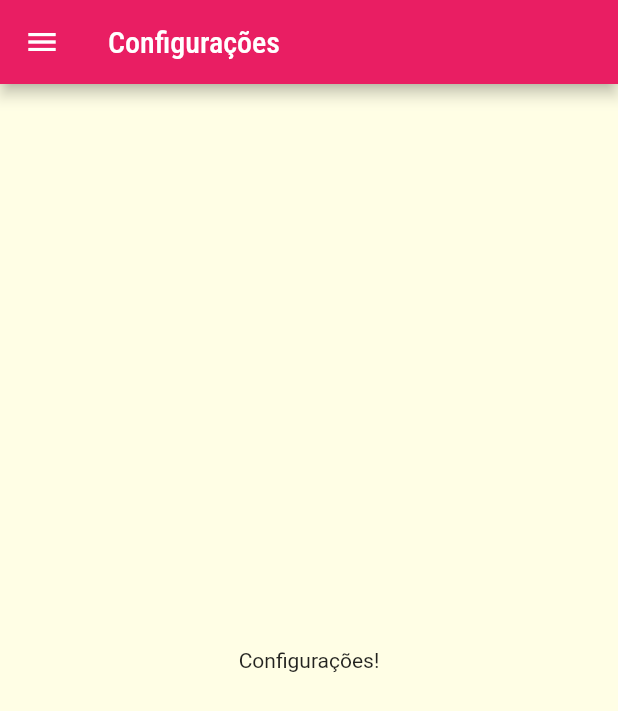
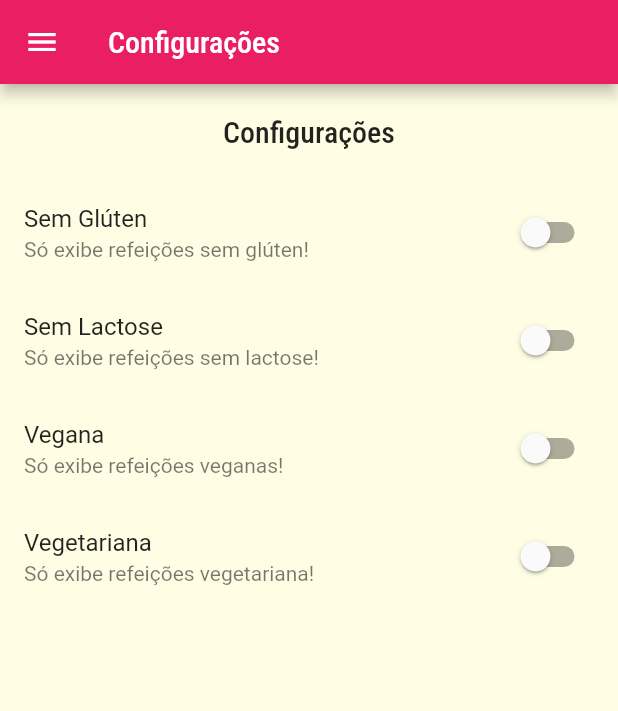
Before and after one commit to Souza83/meals, a Flutter app: the SettingsScreen screen opened by its route, on a phone screen of 412 x 824 dp. Shown: the top 711 px of the screen. Run offline on Flutter 3.47's test engine with Material 2 defaults, Android fonts, the phone set to English and light mode, and no system bars.

Commit message:
Tela de Configurações.

```diff
--- a/lib/components/main_drawer.dart
+++ b/lib/components/main_drawer.dart
@@ -33,7 +33,7 @@ class MainDrawer extends StatelessWidget {
             color: Theme.of(context).accentColor,
             alignment: Alignment.bottomRight,
             child: Text(
-              '* Vamos Cozinhar? *',
+              'Vamos Cozinhar?',
               style: TextStyle(
                 fontWeight: FontWeight.w900,
                 fontSize: 30,
--- /dev/null
+++ b/lib/models/settings.dart
@@ -0,0 +1,14 @@
+class Settings {
+  bool isGlutenFree;
+  bool isLactoseFree;
+  bool isVegan;
+  bool isVegetarian;
+
+  //Padrão nomeado
+  Settings({
+    this.isGlutenFree = false,
+    this.isLactoseFree = false,
+    this.isVegan = false,
+    this.isVegetarian = false,
+  });
+}
--- a/lib/screens/settings_screen.dart
+++ b/lib/screens/settings_screen.dart
@@ -1,7 +1,29 @@
 import 'package:flutter/material.dart';
 import '../components/main_drawer.dart';
+import '../models/settings.dart';
 
-class SettingsScreen extends StatelessWidget {
+class SettingsScreen extends StatefulWidget {
+  @override
+  State<SettingsScreen> createState() => _SettingsScreenState();
+}
+
+class _SettingsScreenState extends State<SettingsScreen> {
+  var settings = Settings();
+
+  Widget _createSwitch(
+    String title,
+    String subtitle,
+    bool value,
+    Function(bool) onChanged,
+  ) {
+    return SwitchListTile(
+      title: Text(title),
+      subtitle: Text(subtitle),
+      value: value,
+      onChanged: onChanged,
+    );
+  }
+
   @override
   Widget build(BuildContext context) {
     return Scaffold(
@@ -9,8 +31,46 @@ class SettingsScreen extends StatelessWidget {
         title: Text('Configurações'),
       ),
       drawer: MainDrawer(),
-      body: Center(
-        child: Text('Configurações!'),
+      body: Column(
+        children: <Widget>[
+          Container(
+            padding: EdgeInsets.all(20),
+            child: Text(
+              'Configurações',
+              style: Theme.of(context).textTheme.headline6,
+            ),
+          ),
+          Expanded(
+            child: ListView(
+              children: <Widget>[
+                _createSwitch(
+                  'Sem Glúten',
+                  'Só exibe refeições sem glúten!',
+                  settings.isGlutenFree,
+                  (value) => setState(() => settings.isGlutenFree = value),
+                ),
+                _createSwitch(
+                  'Sem Lactose',
+                  'Só exibe refeições sem lactose!',
+                  settings.isLactoseFree,
+                  (value) => setState(() => settings.isLactoseFree = value),
+                ),
+                _createSwitch(
+                  'Vegana',
+                  'Só exibe refeições veganas!',
+                  settings.isVegan,
+                  (value) => setState(() => settings.isVegan = value),
+                ),
+                _createSwitch(
+                  'Vegetariana',
+                  'Só exibe refeições vegetariana!',
+                  settings.isVegetarian,
+                  (value) => setState(() => settings.isVegetarian = value),
+                ),
+              ],
+            ),
+          )
+        ],
       ),
     );
   }
```
